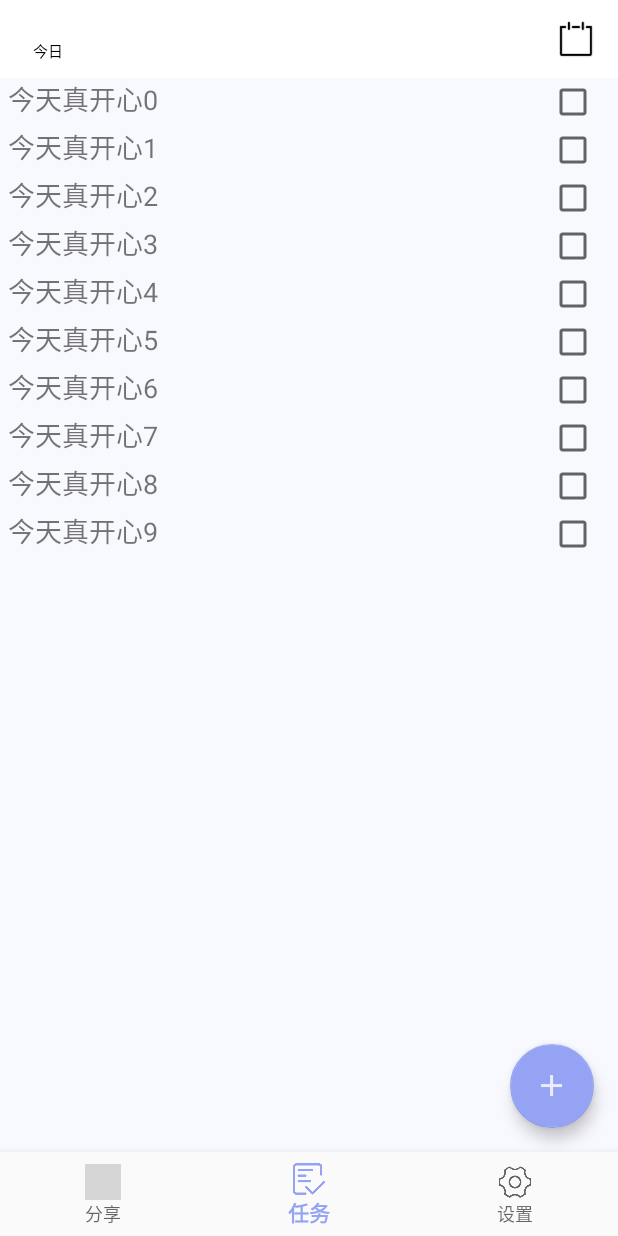
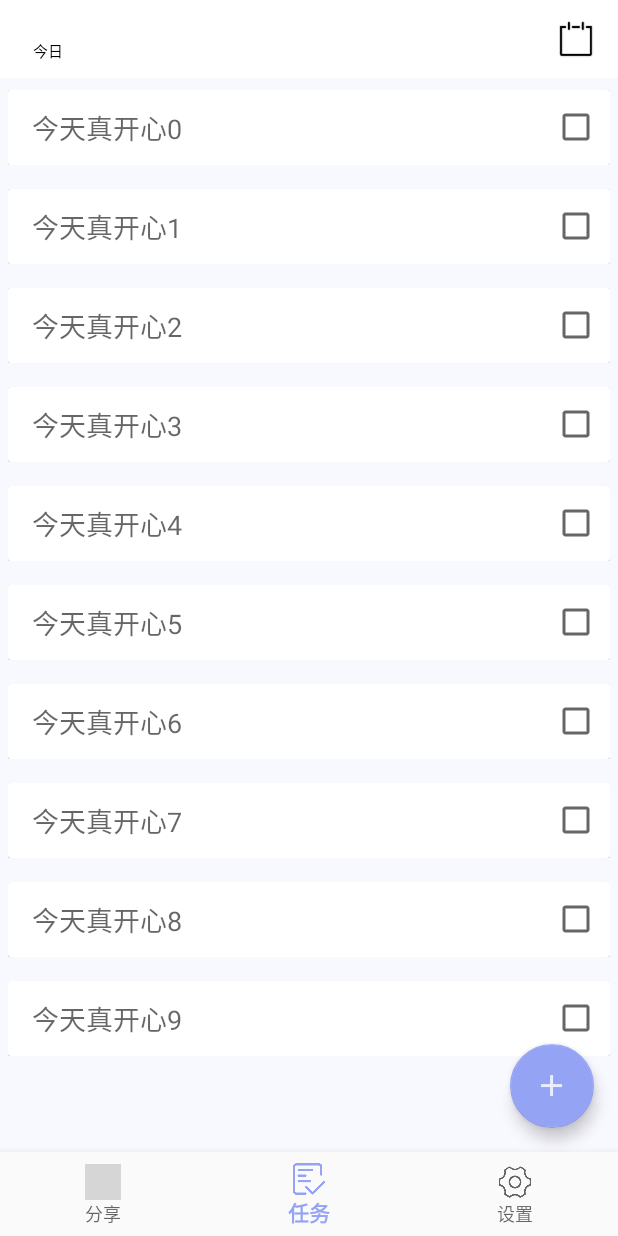
Before and after one commit to henu17android/Meet, an Android app: the screen it shows after launch (MainActivity), on a phone screen of 412 x 824 dp. Run offline under Robolectric (Android 15) with nearby library versions, the phone set to English and light mode, and no system bars; libraries missing offline, so code that uses them is left out: com.haibin.calendarview; plain views replace CalendarLayout, CalendarView; 12 statements that could not run were skipped; grey boxes are pictures that could not be loaded.

Commit message:
update item_task

```diff
--- a/app/build.gradle
+++ b/app/build.gradle
@@ -30,4 +30,5 @@ dependencies {
     testImplementation 'junit:junit:4.12'
     androidTestImplementation 'com.android.support.test:runner:1.0.2'
     androidTestImplementation 'com.android.support.test.espresso:espresso-core:3.0.2'
+    implementation 'com.android.support:cardview-v7:28.0.0'
 }
--- a/app/src/main/res/layout/task_item_layout.xml
+++ b/app/src/main/res/layout/task_item_layout.xml
@@ -1,15 +1,31 @@
 <?xml version="1.0" encoding="utf-8"?>
-<LinearLayout xmlns:android="http://schemas.android.com/apk/res/android"
+<RelativeLayout xmlns:android="http://schemas.android.com/apk/res/android"
     xmlns:tools="http://schemas.android.com/tools"
+    xmlns:app="http://schemas.android.com/apk/res-auto"
     android:layout_width="match_parent"
     android:layout_height="wrap_content"
+    android:layout_marginVertical="8dp"
+    android:background="@android:color/white"
+    >
+
+    <android.support.v7.widget.CardView
+        android:layout_width="match_parent"
+        android:layout_height="50dp"
+        app:cardElevation="10dp"
+
+        >
+
+        <LinearLayout
+            android:layout_width="match_parent"
+            android:layout_height="match_parent"
             android:orientation="horizontal">
-
             <TextView
                 android:id="@+id/taskContent"
+                android:layout_marginLeft="16dp"
+                android:layout_gravity="center_vertical"
                 android:layout_weight="9"
                 android:layout_height="wrap_content"
-            android:textSize="18sp"
+                android:textAppearance="@style/TextAppearance.AppCompat.Medium"
                 android:layout_width="0dp" />
             <CheckBox
                 android:id="@+id/check_box"
@@ -18,7 +34,12 @@
                 android:layout_gravity="center_vertical"
                 android:focusable="false"
                 android:layout_width="0dp" />
+        </LinearLayout>
+
+    </android.support.v7.widget.CardView>
 
 
 
-    </LinearLayout>
+
+
+    </RelativeLayout>
```
Also changed, not shown: app/src/main/java/com/example/meet/activity/MainActivity.java (+12 -15 lines). Lines whose indentation alone changed are shown as unchanged.
